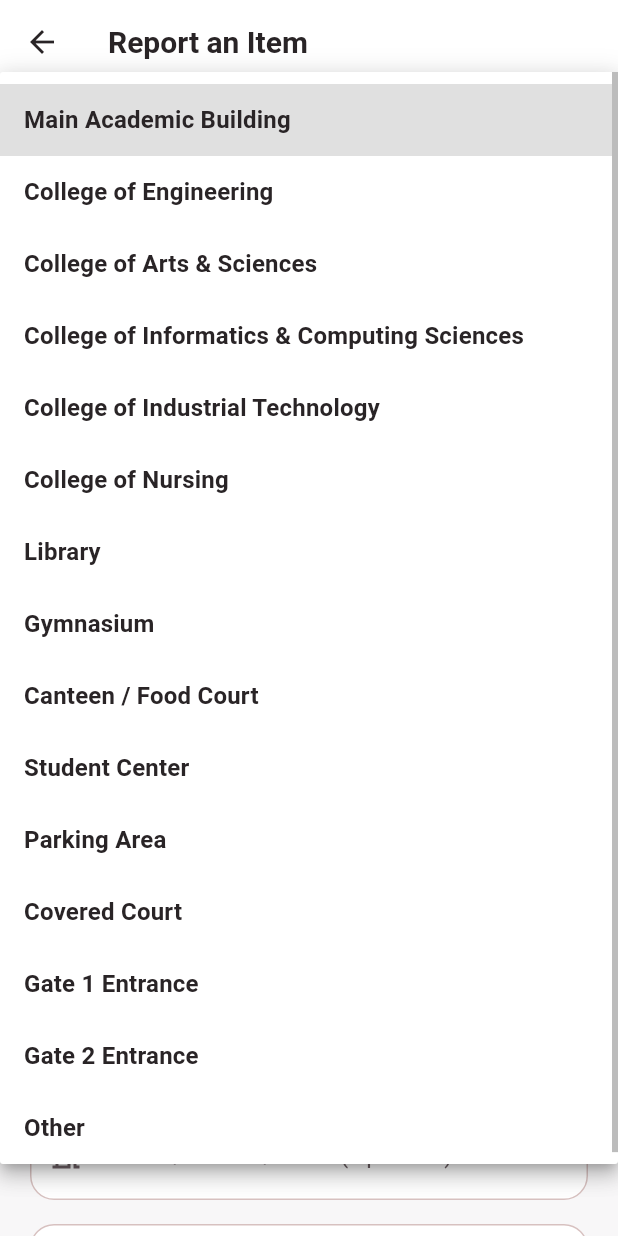
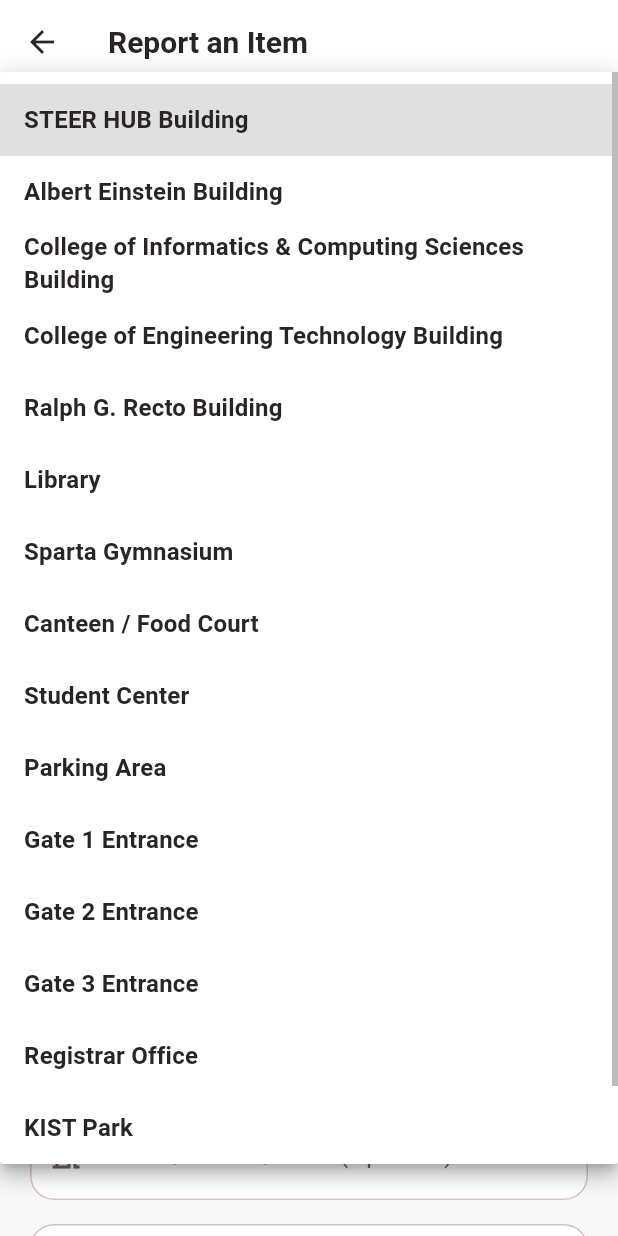
Before and after one commit to trstnlln/FindIt-BSU, a Flutter app: the ReportItemScreen screen opened directly, after a tap on "I found an item", after a tap on "Campus location", on a phone screen of 412 x 824 dp. Run offline on Flutter 3.47's test engine with Material 3 defaults, Android fonts, the light colour scheme and no system bars; our stand-ins replace cached_network_image, cloud_firestore, firebase_auth, firebase_core, firebase_crashlytics, firebase_messaging and 3 more; accounts and stored records are empty.

Commit message:
Update campus and custody locations

```diff
--- a/lib/utils/helpers.dart
+++ b/lib/utils/helpers.dart
@@ -118,20 +118,21 @@ const List<String> itemCategories = [
 
 /// Campus locations for the BSU Alangilan campus.
 const List<String> campusLocations = [
-  'Main Academic Building',
-  'College of Engineering',
-  'College of Arts & Sciences',
-  'College of Informatics & Computing Sciences',
-  'College of Industrial Technology',
-  'College of Nursing',
+  'STEER HUB Building',
+  'Albert Einstein Building',
+  'College of Informatics & Computing Sciences Building',
+  'College of Engineering Technology Building',
+  'Ralph G. Recto Building',
   'Library',
-  'Gymnasium',
+  'Sparta Gymnasium',
   'Canteen / Food Court',
   'Student Center',
   'Parking Area',
-  'Covered Court',
   'Gate 1 Entrance',
   'Gate 2 Entrance',
+  'Gate 3 Entrance',
+  'Registrar Office',
+  'KIST Park',
   'Other',
 ];
 
@@ -140,8 +141,9 @@ const List<String> custodyLocations = [
   'With Finder (Not Surrendered)',
   'Gate 1 Guard Post',
   'Gate 2 Guard Post',
+  'Gate 3 Guard Post',
   'SSC Office (Student Services)',
-  'Dean\'s Office',
+  'Dean\'s Office(Include )',
   'Library Front Desk',
   'Gymnasium Office',
   'Campus Security Office',
```
